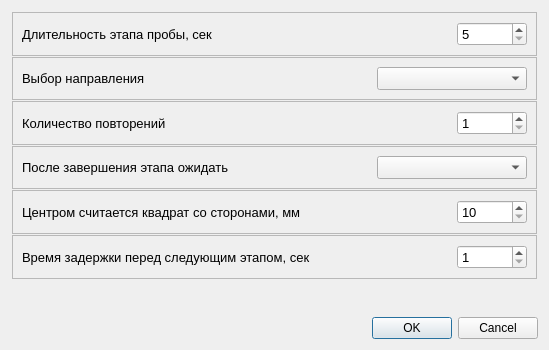
First picture: the form in metodics/dynamic_tests/cross/crossparamsdialog.ui, repository grigp/a-analyser, before the edit.
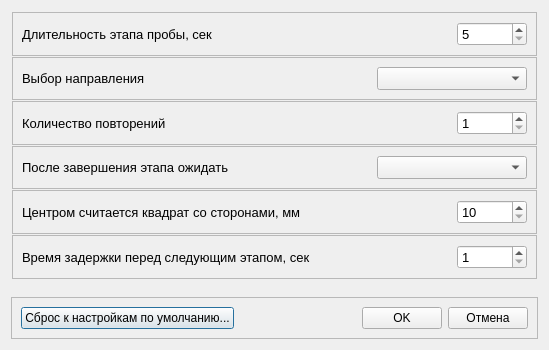
Second picture: the form after the edit.

Commit message: Сброс параметров методик по умолчанию. Закончено

The edit to the form file:
```diff
--- a/metodics/dynamic_tests/cross/crossparamsdialog.ui
+++ b/metodics/dynamic_tests/cross/crossparamsdialog.ui
@@ -333,13 +333,49 @@
     </widget>
    </item>
    <item>
-    <widget class="QDialogButtonBox" name="buttonBox">
-     <property name="orientation">
-      <enum>Qt::Horizontal</enum>
+    <widget class="QFrame" name="frame_3">
+     <property name="frameShape">
+      <enum>QFrame::StyledPanel</enum>
      </property>
-     <property name="standardButtons">
-      <set>QDialogButtonBox::Cancel|QDialogButtonBox::Ok</set>
+     <property name="frameShadow">
+      <enum>QFrame::Raised</enum>
      </property>
+     <layout class="QHBoxLayout" name="horizontalLayout_11">
+      <item>
+       <widget class="QPushButton" name="btnDefault">
+        <property name="text">
+         <string>Сброс к настройкам по умолчанию...</string>
+        </property>
+       </widget>
+      </item>
+      <item>
+       <spacer name="horizontalSpacer_7">
+        <property name="orientation">
+         <enum>Qt::Horizontal</enum>
+        </property>
+        <property name="sizeHint" stdset="0">
+         <size>
+          <width>40</width>
+          <height>20</height>
+         </size>
+        </property>
+       </spacer>
+      </item>
+      <item>
+       <widget class="QPushButton" name="btnOK">
+        <property name="text">
+         <string>OK</string>
+        </property>
+       </widget>
+      </item>
+      <item>
+       <widget class="QPushButton" name="btnCancel">
+        <property name="text">
+         <string>Отмена</string>
+        </property>
+       </widget>
+      </item>
+     </layout>
     </widget>
    </item>
   </layout>
```
Left out of the diff: 87 changed lines with no effect on the pictures. The commit also changes 41 other files.
